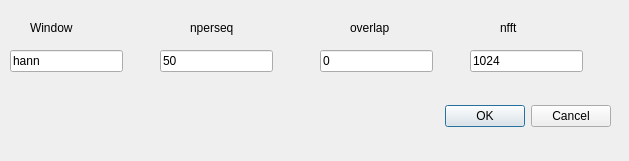
Before: the Qt Designer form stftBox.ui in piotrlgol/Mechatronic-System-Identification, drawn with Qt 5.
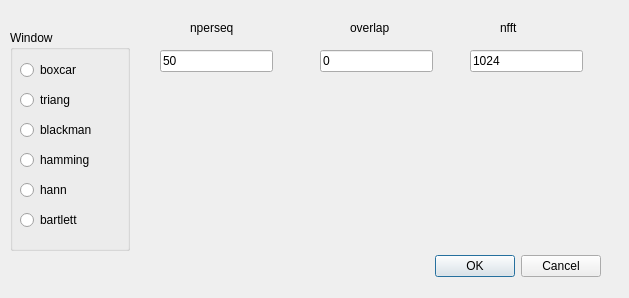
After: the same form once the commit is applied.

What changed in the file:
```diff
--- a/stftBox.ui
+++ b/stftBox.ui
@@ -7,7 +7,7 @@
     <x>0</x>
     <y>0</y>
     <width>629</width>
-    <height>161</height>
+    <height>298</height>
    </rect>
   </property>
   <property name="windowTitle">
@@ -16,8 +16,8 @@
   <widget class="QDialogButtonBox" name="buttonBox">
    <property name="geometry">
     <rect>
-     <x>20</x>
-     <y>100</y>
+     <x>10</x>
+     <y>250</y>
      <width>591</width>
      <height>32</height>
     </rect>
@@ -32,19 +32,6 @@
     <set>QDialogButtonBox::Cancel|QDialogButtonBox::Ok</set>
    </property>
   </widget>
-  <widget class="QLineEdit" name="windowInput">
-   <property name="geometry">
-    <rect>
-     <x>10</x>
-     <y>50</y>
-     <width>113</width>
-     <height>22</height>
-    </rect>
-   </property>
-   <property name="text">
-    <string>hann</string>
-   </property>
-  </widget>
   <widget class="QLineEdit" name="persekInput">
    <property name="geometry">
     <rect>
@@ -84,19 +71,6 @@
     <string>1024</string>
    </property>
   </widget>
-  <widget class="QLabel" name="label">
-   <property name="geometry">
-    <rect>
-     <x>30</x>
-     <y>20</y>
-     <width>55</width>
-     <height>16</height>
-    </rect>
-   </property>
-   <property name="text">
-    <string>Window</string>
-   </property>
-  </widget>
   <widget class="QLabel" name="label_2">
    <property name="geometry">
     <rect>
@@ -136,6 +110,97 @@
     <string>nfft</string>
    </property>
   </widget>
+  <widget class="QGroupBox" name="groupBox">
+   <property name="geometry">
+    <rect>
+     <x>10</x>
+     <y>30</y>
+     <width>120</width>
+     <height>221</height>
+    </rect>
+   </property>
+   <property name="title">
+    <string>Window</string>
+   </property>
+   <widget class="QRadioButton" name="radBoxcar">
+    <property name="geometry">
+     <rect>
+      <x>10</x>
+      <y>30</y>
+      <width>95</width>
+      <height>20</height>
+     </rect>
+    </property>
+    <property name="text">
+     <string>boxcar</string>
+    </property>
+   </widget>
+   <widget class="QRadioButton" name="radTriang">
+    <property name="geometry">
+     <rect>
+      <x>10</x>
+      <y>60</y>
+      <width>95</width>
+      <height>20</height>
+     </rect>
+    </property>
+    <property name="text">
+     <string>triang</string>
+    </property>
+   </widget>
+   <widget class="QRadioButton" name="radBlackam">
+    <property name="geometry">
+     <rect>
+      <x>10</x>
+      <y>90</y>
+      <width>95</width>
+      <height>20</height>
+     </rect>
+    </property>
+    <property name="text">
+     <string>blackman</string>
+    </property>
+   </widget>
+   <widget class="QRadioButton" name="radHamming">
+    <property name="geometry">
+     <rect>
+      <x>10</x>
+      <y>120</y>
+      <width>95</width>
+      <height>20</height>
+     </rect>
+    </property>
+    <property name="text">
+     <string>hamming</string>
+    </property>
+   </widget>
+   <widget class="QRadioButton" name="radHann">
+    <property name="geometry">
+     <rect>
+      <x>10</x>
+      <y>150</y>
+      <width>95</width>
+      <height>20</height>
+     </rect>
+    </property>
+    <property name="text">
+     <string>hann</string>
+    </property>
+   </widget>
+   <widget class="QRadioButton" name="radBartlett">
+    <property name="geometry">
+     <rect>
+      <x>10</x>
+      <y>180</y>
+      <width>95</width>
+      <height>20</height>
+     </rect>
+    </property>
+    <property name="text">
+     <string>bartlett</string>
+    </property>
+   </widget>
+  </widget>
  </widget>
  <resources/>
  <connections>
```
